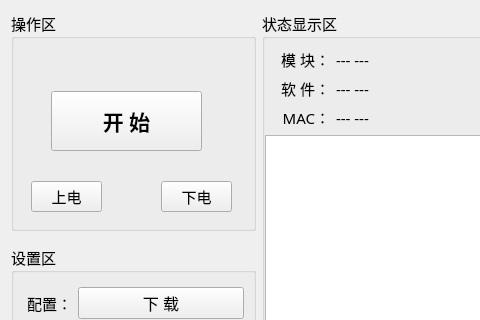
ChinaClever/IP-Tools, file ip_fvt/home/home_workwid.ui: the form before one commit; both pictures show x 0 to 480 and y 0 to 320 of the 1108 by 499 pixel window.
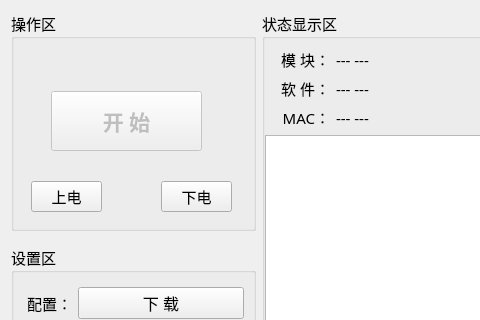
The form after the commit.

The edit to the form file:
```diff
--- a/ip_fvt/home/home_workwid.ui
+++ b/ip_fvt/home/home_workwid.ui
@@ -284,7 +284,7 @@
      </property>
      <widget class="QPushButton" name="startBtn">
       <property name="enabled">
-       <bool>true</bool>
+       <bool>false</bool>
       </property>
       <property name="geometry">
        <rect>
```
